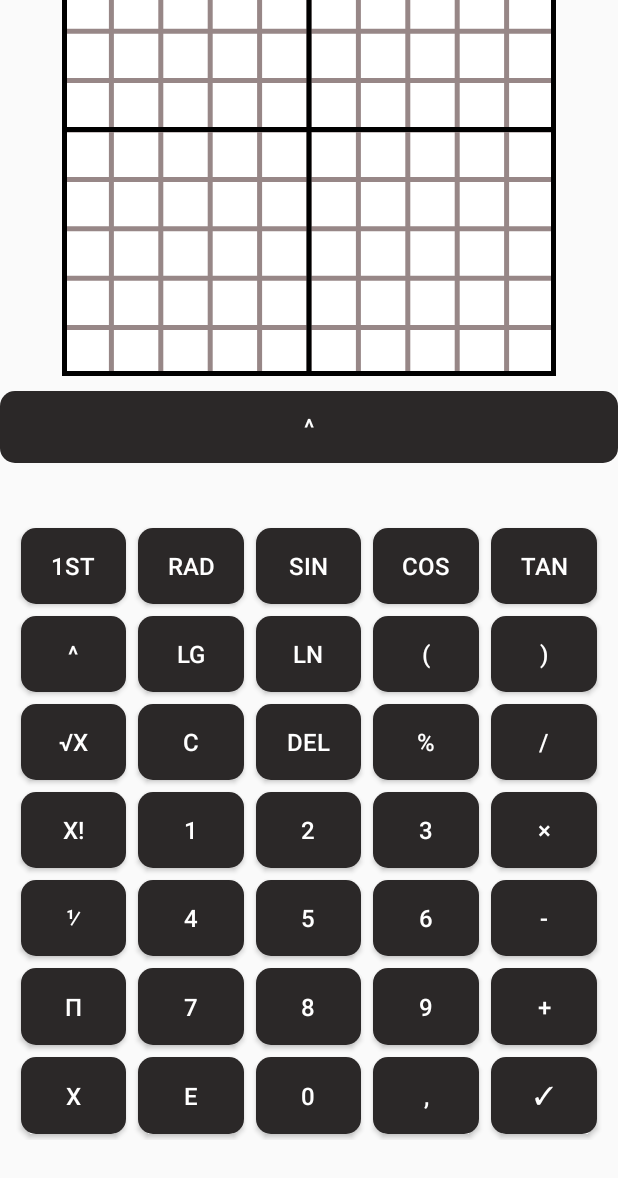
After one commit to TheNoobestGuy/MathematicalAndroidApp, an Android app built with Jetpack Compose: the FunctionChartActivity screen opened directly, with no data from a screen before it, on a phone screen of 412 x 824 dp. The commit adds this screen. Shown: the top 1178 px of the screen. Run offline under Robolectric (Android 15) with nearby library versions, the phone set to English and light mode, and no system bars.

Commit message:
Added functions drawing for complex functions for future update of GUI and extending a limit of input.

```diff
--- a/app/src/main/java/com/example/mathmaster/ChallengeActivity.kt
+++ b/app/src/main/java/com/example/mathmaster/ChallengeActivity.kt
@@ -36,6 +36,10 @@ class ChallengeActivity : ComponentActivity() {
 
         // Style of clicked button
         val clickedButtonStyle = R.drawable.menubutton_background_clicked
+    }
+
+    override fun onStart() {
+        super.onStart()
 
         // Handle the back press
         onBackPressedDispatcher.addCallback(this, object : OnBackPressedCallback(true) {
--- /dev/null
+++ b/app/src/main/java/com/example/mathmaster/FunctionChartActivity.kt
@@ -0,0 +1,89 @@
+package com.example.mathmaster
+
+import android.app.ActivityOptions
+import android.content.Intent
+import android.os.Bundle
+import android.os.Handler
+import android.os.Looper
+import android.widget.Button
+import android.widget.TextView
+import androidx.activity.ComponentActivity
+import androidx.activity.OnBackPressedCallback
+import com.example.mathmaster.customviews.AdvancedKeyboard
+import com.example.mathmaster.customviews.FunctionChart
+
+class FunctionChartActivity : ComponentActivity() {
+
+    override fun onCreate(savedInstanceState: Bundle?) {
+        super.onCreate(savedInstanceState)
+        setContentView(R.layout.functionchart_activity)
+
+        // Chart
+        val functionChart: FunctionChart = findViewById(R.id.FunctionChart)
+
+        // Show chart button
+        val slideButton: Button = findViewById(R.id.SlideButton)
+
+        // Get equation
+        val equation: TextView = findViewById(R.id.EquationText)
+        val blank: TextView = findViewById(R.id.Blank)
+
+        // Keyboard
+        val keyboard: AdvancedKeyboard = findViewById(R.id.Keyboard)
+        keyboard.setFunctionChartMode()
+
+        keyboard.numberButtonClick(equation, blank)
+        keyboard.basicCalcButtonClick(equation)
+        keyboard.functionButtonClick(equation)
+        keyboard.openBracketButtonClick(equation)
+        keyboard.closeBracketButtonClick(equation)
+        keyboard.powerButtonClick(equation)
+        keyboard.commaButtonClick(equation)
+        keyboard.rootButtonClick(equation)
+        keyboard.factorialButtonClick(equation, blank)
+        keyboard.numberPIButtonClick(equation, blank)
+        keyboard.numberEulerButtonClick(equation, blank)
+        keyboard.percentButtonClick(equation, blank)
+        keyboard.fractionButtonClick(equation)
+        keyboard.variableButtonClick(equation)
+
+        keyboard.enterButtonClick()
+        keyboard.deleteButtonClick(equation, blank)
+        keyboard.clearButtonClick(equation, blank)
+        keyboard.degreeButtonClick()
+        keyboard.changeFunctionsButtonClick()
+
+        // Slide button
+        val clickedButtonStyle = R.drawable.menubutton_background_clicked
+        val unClickedButtonStyle = R.drawable.menubutton_background
+        slideButton.setOnClickListener {
+            slideButton.setBackgroundResource(clickedButtonStyle)
+
+            functionChart.drawAFunction(equation.text.toString(), keyboard)
+
+            Handler(Looper.getMainLooper()).postDelayed({
+                slideButton.setBackgroundResource(unClickedButtonStyle)
+            },100)
+        }
+    }
+
+    override fun onStart() {
+        super.onStart()
+
+        // Handle the back press
+        onBackPressedDispatcher.addCallback(this, object : OnBackPressedCallback(true) {
+            override fun handleOnBackPressed() {
+                val intent = Intent(this@FunctionChartActivity, ToolsActivity()::class.java)
+                intent.flags = Intent.FLAG_ACTIVITY_NEW_TASK or Intent.FLAG_ACTIVITY_CLEAR_TASK
+                val options = ActivityOptions.makeCustomAnimation(
+                    this@FunctionChartActivity,
+                    R.anim.slide_in_right,
+                    R.anim.slide_out_left
+                )
+
+                startActivity(intent, options.toBundle())
+                finish()
+            }
+        })
+    }
+}
--- a/app/src/main/java/com/example/mathmaster/LearnActivity.kt
+++ b/app/src/main/java/com/example/mathmaster/LearnActivity.kt
@@ -13,6 +13,10 @@ class LearnActivity : ComponentActivity() {
 
         // Style of clicked button
         // val clickedButtonStyle = R.drawable.menuButton_background_clicked
+    }
+
+    override fun onStart() {
+        super.onStart()
 
         // Handle the back press
         onBackPressedDispatcher.addCallback(this, object : OnBackPressedCallback(true) {
--- a/app/src/main/java/com/example/mathmaster/PracticeActivity.kt
+++ b/app/src/main/java/com/example/mathmaster/PracticeActivity.kt
@@ -14,6 +14,7 @@ class PracticeActivity : ComponentActivity() {
             button.setBackgroundResource(drawable)
 
             val intent = Intent(this, view::class.java)
+            intent.flags = Intent.FLAG_ACTIVITY_NEW_TASK or Intent.FLAG_ACTIVITY_CLEAR_TASK
             val options = ActivityOptions.makeCustomAnimation(
                 this,
                 R.anim.slide_in_right,
--- a/app/src/main/java/com/example/mathmaster/ToolsActivity.kt
+++ b/app/src/main/java/com/example/mathmaster/ToolsActivity.kt
@@ -33,6 +33,7 @@ class ToolsActivity : ComponentActivity() {
         // Menu buttons
         val matrixCalcButton: Button = findViewById(R.id.MatrixCalculator)
         val advancedCalcButton: Button = findViewById(R.id.AdvancedCalculator)
+        val functionChartButton: Button = findViewById(R.id.FunctionChart)
 
         // Style of clicked button
         val clickedButtonStyle = R.drawable.menubutton_background_clicked
@@ -40,6 +41,7 @@ class ToolsActivity : ComponentActivity() {
         // On click functions
         clickFunction(matrixCalcButton, clickedButtonStyle, MatrixCalculatorMenuActivity())
         clickFunction(advancedCalcButton, clickedButtonStyle, AdvancedCalculatorActivity())
+        clickFunction(functionChartButton, clickedButtonStyle, FunctionChartActivity())
 
         // Handle the back press
         onBackPressedDispatcher.addCallback(this, object : OnBackPressedCallback(true) {
--- /dev/null
+++ b/app/src/main/java/com/example/mathmaster/customviews/FunctionChart.kt
@@ -0,0 +1,129 @@
+package com.example.mathmaster.customviews
+
+import android.content.Context
+import android.graphics.Canvas
+import android.graphics.Paint
+import android.util.AttributeSet
+import android.view.View
+import com.example.mathmaster.R
+
+class FunctionChart @JvmOverloads constructor(
+    context: Context,
+    attrs: AttributeSet? = null,
+    defStyleAttr: Int = 0
+) : View(context, attrs, defStyleAttr) {
+
+    private val paint = Paint()
+    private var points: MutableList<Pair<Float, Float>> = mutableListOf()
+
+    private var gridSpacing: Float = 0f
+    private val gridColor = context.getColor(R.color.VeryLightGrey)
+    private val axisColor = context.getColor(R.color.Black)
+    private val pointsColor = context.getColor(R.color.LimeGreen)
+
+    init {
+        paint.isAntiAlias = true
+        paint.style = Paint.Style.STROKE
+        setWillNotDraw(false)
+    }
+
+    override fun onDraw(canvas: Canvas) {
+        super.onDraw(canvas)
+        canvas.drawColor(context.getColor(R.color.White))
+
+        // Draw coordinate system
+        paint.color = gridColor
+        paint.strokeWidth = 5f
+        gridSpacing = width/10f
+        var iterator = 0f
+        while (iterator <= width) {
+            canvas.drawLine(iterator, 0f, iterator, height.toFloat(), paint)
+            iterator += gridSpacing
+        }
+
+        iterator = 0f
+        while (iterator <= height) {
+            canvas.drawLine(0f, iterator, width.toFloat(), iterator, paint)
+            iterator += gridSpacing
+        }
+
+        // Draw X and Y axis
+        paint.color = axisColor
+        canvas.drawLine(0f, height/2f, width.toFloat(), height/2f, paint)
+        canvas.drawLine(width/2f, 0f,width/2f, height.toFloat(), paint)
+
+        // Draw a frame
+        paint.strokeWidth = 10f
+        canvas.drawLine(0f, 0f, width.toFloat(), 0f, paint)
+        canvas.drawLine(0f, height.toFloat(), width.toFloat(), height.toFloat(), paint)
+        canvas.drawLine(0f, 0f, 0f, height.toFloat(), paint)
+        canvas.drawLine(width.toFloat(),  0f, width.toFloat(),  height.toFloat(), paint)
+
+        // Draw points
+        paint.color = pointsColor
+        paint.strokeWidth = 8f
+        for (point in points) {
+            canvas.drawPoint(point.first, point.second, paint)
+        }
+
+        // Connect points with lines
+        for (i in 0 until points.size - 1) {
+            val (x1, y1) = points[i]
+            val (x2, y2) = points[i + 1]
+            canvas.drawLine(x1, y1, x2, y2, paint)
+        }
+    }
+
+    private fun substituteVariable(equation: MutableList<Any>, variable: Double): MutableList<Any> {
+        val result = mutableListOf<Any>()
+
+        for (element in equation) {
+            when (element) {
+                is Char -> {
+                    if (element == 'x') {
+                        result.add(variable)
+                    }
+                    else {
+                        result.add(element)
+                    }
+                }
+                else -> {
+                    result.add(element)
+                }
+            }
+        }
+
+        return result
+    }
+
+    private fun noDecimalPoint(number: Float): Boolean {
+        return number % 1 == 0f
+    }
+
+    fun drawAFunction(input: String, calculator: AdvancedKeyboard) {
+        points.clear()
+
+        paint.color = axisColor
+        paint.strokeWidth = 200f
+
+        val equation = calculator.transformEquation(input)
+        //println(equation)
+        // Draw function
+        var x = -(width/(gridSpacing))/2f
+        var iterator = 0f
+        while (iterator <= width) {
+            val equationAfterSubstitution = substituteVariable(equation, x.toDouble())
+            val bufferX = width/2f + (x * gridSpacing)
+            val y = calculator.calculate(equationAfterSubstitution, 0)
+            y.first = (height/2f) - (y.first*(gridSpacing))
+            points.add(Pair(bufferX, y.first.toFloat()))
+
+            x += 0.3f
+            if (noDecimalPoint(x)) {
+                iterator += gridSpacing
+            }
+        }
+
+        invalidate()
+    }
+}
--- a/app/src/main/res/layout/advancedcalculator_layout.xml
+++ b/app/src/main/res/layout/advancedcalculator_layout.xml
@@ -368,7 +368,7 @@
         android:text="+" />
 
     <Button
-        android:id="@+id/Blank"
+        android:id="@+id/Variable"
         style="@style/MenuButtonStyle"
         android:layout_width="0dp"
         android:layout_height="0dp"
--- a/app/src/main/res/layout/challenge_activity.xml
+++ b/app/src/main/res/layout/challenge_activity.xml
@@ -2,7 +2,6 @@
 <androidx.constraintlayout.widget.ConstraintLayout
     xmlns:android="http://schemas.android.com/apk/res/android"
     xmlns:app="http://schemas.android.com/apk/res-auto"
-    xmlns:tools="http://schemas.android.com/tools"
     android:layout_width="match_parent"
     android:layout_height="match_parent">
 
--- /dev/null
+++ b/app/src/main/res/layout/functionchart_activity.xml
@@ -0,0 +1,55 @@
+<?xml version="1.0" encoding="utf-8"?>
+<androidx.constraintlayout.widget.ConstraintLayout
+    xmlns:android="http://schemas.android.com/apk/res/android"
+    xmlns:app="http://schemas.android.com/apk/res-auto"
+    android:layout_width="match_parent"
+    android:layout_height="match_parent">
+
+    <com.example.mathmaster.customviews.FunctionChart
+        android:id="@+id/FunctionChart"
+        android:layout_width="0dp"
+        android:layout_height="0dp"
+        android:layout_marginBottom="10dp"
+        app:layout_constraintBottom_toTopOf="@+id/SlideButton"
+        app:layout_constraintDimensionRatio="1:1"
+        app:layout_constraintEnd_toEndOf="parent"
+        app:layout_constraintHeight_percent="0.4"
+        app:layout_constraintStart_toStartOf="parent" />
+
+    <Button
+        android:id="@+id/SlideButton"
+        style="@style/MenuButtonStyle"
+        android:layout_width="match_parent"
+        android:layout_height="wrap_content"
+        android:layout_marginBottom="10dp"
+        android:text="^"
+        app:layout_constraintBottom_toTopOf="@+id/EquationText" />
+
+    <TextView
+        android:id="@+id/EquationText"
+        android:layout_width="match_parent"
+        android:layout_height="wrap_content"
+        android:layout_marginBottom="10dp"
+        android:text=""
+        app:layout_constraintBottom_toTopOf="@+id/Keyboard" />
+
+    <com.example.mathmaster.customviews.AdvancedKeyboard
+        android:id="@+id/Keyboard"
+        android:layout_width="0dp"
+        android:layout_height="0dp"
+        android:layout_marginBottom="64dp"
+        app:layout_constraintBottom_toBottomOf="parent"
+        app:layout_constraintEnd_toEndOf="parent"
+        app:layout_constraintHeight_percent="0.5"
+        app:layout_constraintStart_toStartOf="parent"
+        app:layout_constraintWidth_percent="0.95" />
+
+    <TextView
+        android:id="@+id/Blank"
+        android:layout_width="0dp"
+        android:layout_height="0dp"
+        app:layout_constraintBottom_toBottomOf="parent"
+        app:layout_constraintEnd_toEndOf="parent"
+        app:layout_constraintStart_toStartOf="parent"/>
+
+</androidx.constraintlayout.widget.ConstraintLayout>
--- a/app/src/main/res/values/colors.xml
+++ b/app/src/main/res/values/colors.xml
@@ -13,4 +13,6 @@
     <color name="Black">#000000</color>
     <color name="DarkGrey">#2B2828</color>
     <color name="LightGrey">#4D4747</color>
+    <color name="VeryLightGrey">#978787</color>
+    <color name="LimeGreen">#32CD32</color>
 </resources>
--- a/app/src/main/res/values/strings.xml
+++ b/app/src/main/res/values/strings.xml
@@ -89,6 +89,9 @@
     <string name="PowerTo3" translatable="false">Power to 3</string>
     <string name="Undo" translatable="false">Undo</string>
 
+    // Function chart
+    <string name="FunctionChart" translatable="false">Function chart</string>
+
     // Statistics
     <string name="StatisticsOverview" translatable="false">Statistics Overview</string>
     <string name="TotalQuestions" translatable="false">Total questions</string>
```
Also changed, not shown: app/src/main/AndroidManifest.xml (+9 -0 lines), app/src/main/java/com/example/mathmaster/customviews/AdvancedKeyboard.kt (+96 -6 lines), app/src/main/res/layout/tools_activity.xml (+15 -3 lines).
